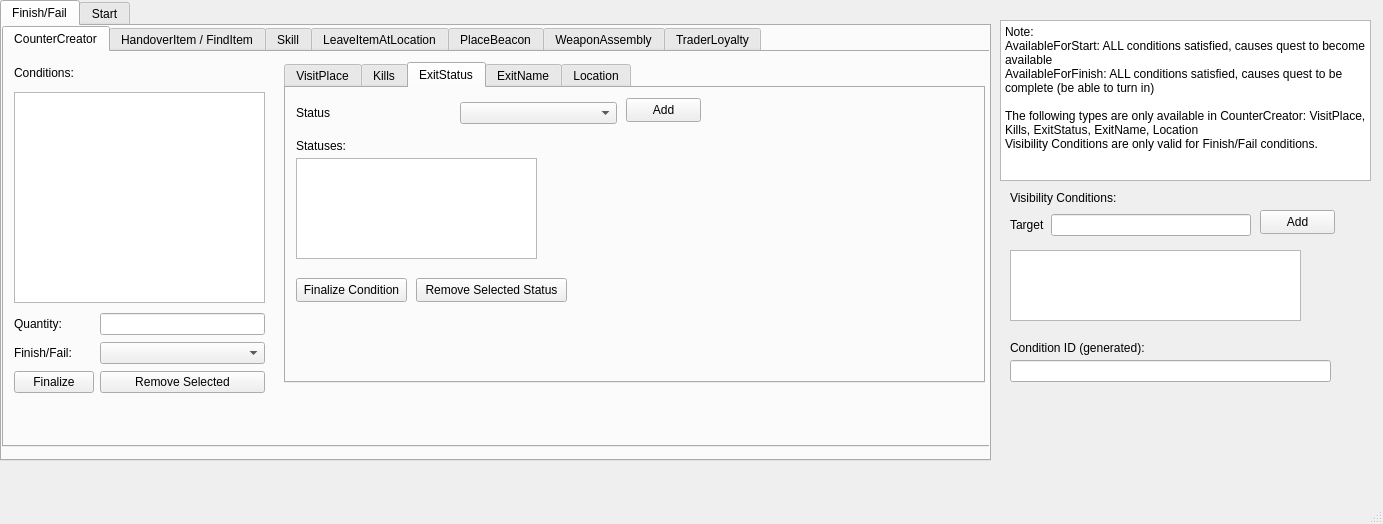
This is src/gui_tasks.ui in ThePi1/SPT-Trader-Builder as Qt 5 draws it before an edit. The edited form follows.
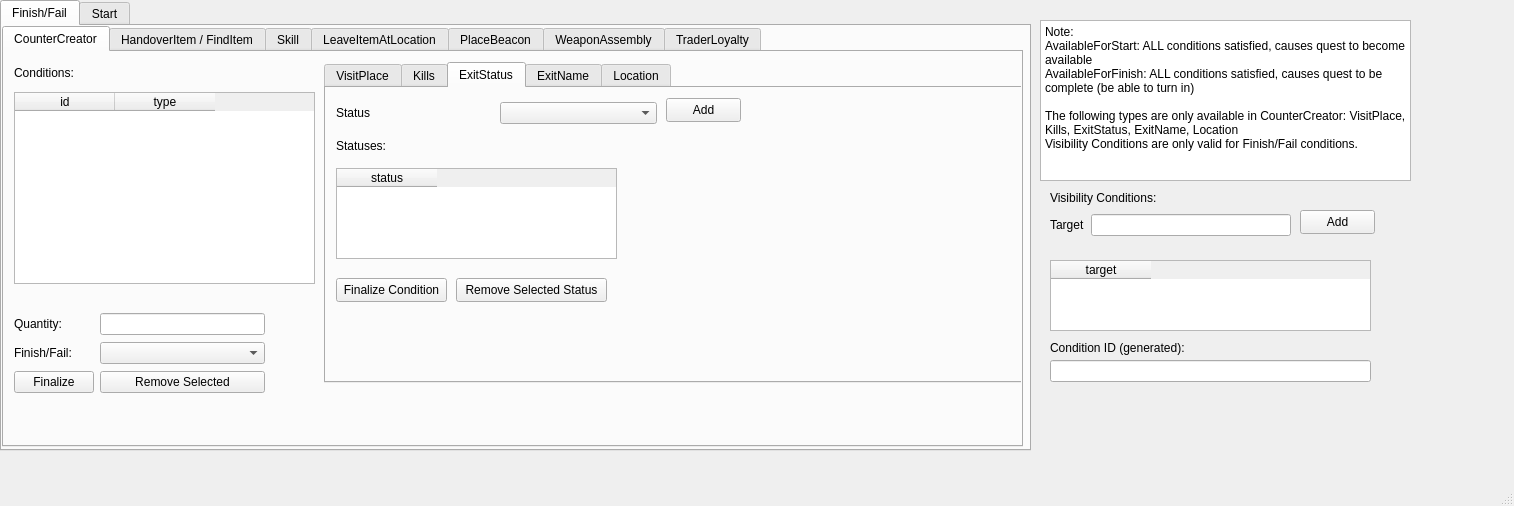
This is the edited form. The open tabs and pages were chosen to show the change.

Commit message: Framework for tables (inc. single column)

```diff
--- a/src/gui_tasks.ui
+++ b/src/gui_tasks.ui
@@ -6,8 +6,8 @@
    <rect>
     <x>0</x>
     <y>0</y>
-    <width>1383</width>
-    <height>524</height>
+    <width>1514</width>
+    <height>506</height>
    </rect>
   </property>
   <property name="windowTitle">
@@ -19,8 +19,8 @@
      <rect>
       <x>0</x>
       <y>0</y>
-      <width>991</width>
-      <height>461</height>
+      <width>1031</width>
+      <height>451</height>
      </rect>
     </property>
     <property name="currentIndex">
@@ -35,7 +35,7 @@
        <rect>
         <x>0</x>
         <y>0</y>
-        <width>991</width>
+        <width>1021</width>
         <height>421</height>
        </rect>
       </property>
@@ -59,20 +59,10 @@
          <string>Conditions:</string>
         </property>
        </widget>
-       <widget class="QListWidget" name="list_ff_cc_cond">
-        <property name="geometry">
-         <rect>
-          <x>10</x>
-          <y>40</y>
-          <width>251</width>
-          <height>211</height>
-         </rect>
-        </property>
-       </widget>
        <widget class="QTabWidget" name="tabWidget_4">
         <property name="geometry">
          <rect>
-          <x>280</x>
+          <x>320</x>
           <y>10</y>
           <width>701</width>
           <height>321</height>
@@ -344,16 +334,6 @@
            <string>Add</string>
           </property>
          </widget>
-         <widget class="QListWidget" name="list_status_cces">
-          <property name="geometry">
-           <rect>
-            <x>10</x>
-            <y>70</y>
-            <width>241</width>
-            <height>101</height>
-           </rect>
-          </property>
-         </widget>
          <widget class="QLabel" name="label_8">
           <property name="geometry">
            <rect>
@@ -393,6 +373,24 @@
            <string>Remove Selected Status</string>
           </property>
          </widget>
+         <widget class="QTableWidget" name="tb_cces">
+          <property name="geometry">
+           <rect>
+            <x>10</x>
+            <y>80</y>
+            <width>281</width>
+            <height>91</height>
+           </rect>
+          </property>
+          <property name="selectionBehavior">
+           <enum>QAbstractItemView::SelectRows</enum>
+          </property>
+          <column>
+           <property name="text">
+            <string>status</string>
+           </property>
+          </column>
+         </widget>
         </widget>
         <widget class="QWidget" name="tab_21">
          <attribute name="title">
@@ -570,6 +568,29 @@
          </item>
         </layout>
        </widget>
+       <widget class="QTableWidget" name="tb_cc">
+        <property name="geometry">
+         <rect>
+          <x>10</x>
+          <y>40</y>
+          <width>301</width>
+          <height>192</height>
+         </rect>
+        </property>
+        <property name="selectionBehavior">
+         <enum>QAbstractItemView::SelectRows</enum>
+        </property>
+        <column>
+         <property name="text">
+          <string>id</string>
+         </property>
+        </column>
+        <column>
+         <property name="text">
+          <string>type</string>
+         </property>
+        </column>
+       </widget>
       </widget>
       <widget class="QWidget" name="tab_handover_item">
        <attribute name="title">
@@ -1353,7 +1374,7 @@
    <widget class="QTextBrowser" name="textBrowser">
     <property name="geometry">
      <rect>
-      <x>1000</x>
+      <x>1040</x>
       <y>20</y>
       <width>371</width>
       <height>161</height>
@@ -1378,7 +1399,7 @@
    <widget class="QLineEdit" name="fld_taskid_gen">
     <property name="geometry">
      <rect>
-      <x>1010</x>
+      <x>1050</x>
       <y>360</y>
       <width>321</width>
       <height>22</height>
@@ -1388,20 +1409,10 @@
      <string/>
     </property>
    </widget>
-   <widget class="QListWidget" name="list_visibilitycond">
-    <property name="geometry">
-     <rect>
-      <x>1010</x>
-      <y>250</y>
-      <width>291</width>
-      <height>71</height>
-     </rect>
-    </property>
-   </widget>
    <widget class="QLabel" name="label_10">
     <property name="geometry">
      <rect>
-      <x>1010</x>
+      <x>1050</x>
       <y>190</y>
       <width>111</width>
       <height>16</height>
@@ -1414,7 +1425,7 @@
    <widget class="QLabel" name="label_37">
     <property name="geometry">
      <rect>
-      <x>1010</x>
+      <x>1050</x>
       <y>340</y>
       <width>141</width>
       <height>16</height>
@@ -1427,7 +1438,7 @@
    <widget class="QPushButton" name="pb_addvisibility">
     <property name="geometry">
      <rect>
-      <x>1260</x>
+      <x>1300</x>
       <y>210</y>
       <width>75</width>
       <height>24</height>
@@ -1440,7 +1451,7 @@
    <widget class="QWidget" name="gridLayoutWidget_15">
     <property name="geometry">
      <rect>
-      <x>1010</x>
+      <x>1050</x>
       <y>210</y>
       <width>241</width>
       <height>31</height>
@@ -1459,6 +1470,21 @@
      </item>
     </layout>
    </widget>
+   <widget class="QTableWidget" name="tb_vis">
+    <property name="geometry">
+     <rect>
+      <x>1050</x>
+      <y>260</y>
+      <width>321</width>
+      <height>71</height>
+     </rect>
+    </property>
+    <column>
+     <property name="text">
+      <string>target</string>
+     </property>
+    </column>
+   </widget>
   </widget>
   <widget class="QMenuBar" name="menubar">
    <property name="geometry">
```
Left out of the diff: 97 changed lines with no effect on the pictures. The commit also changes 4 other files.
